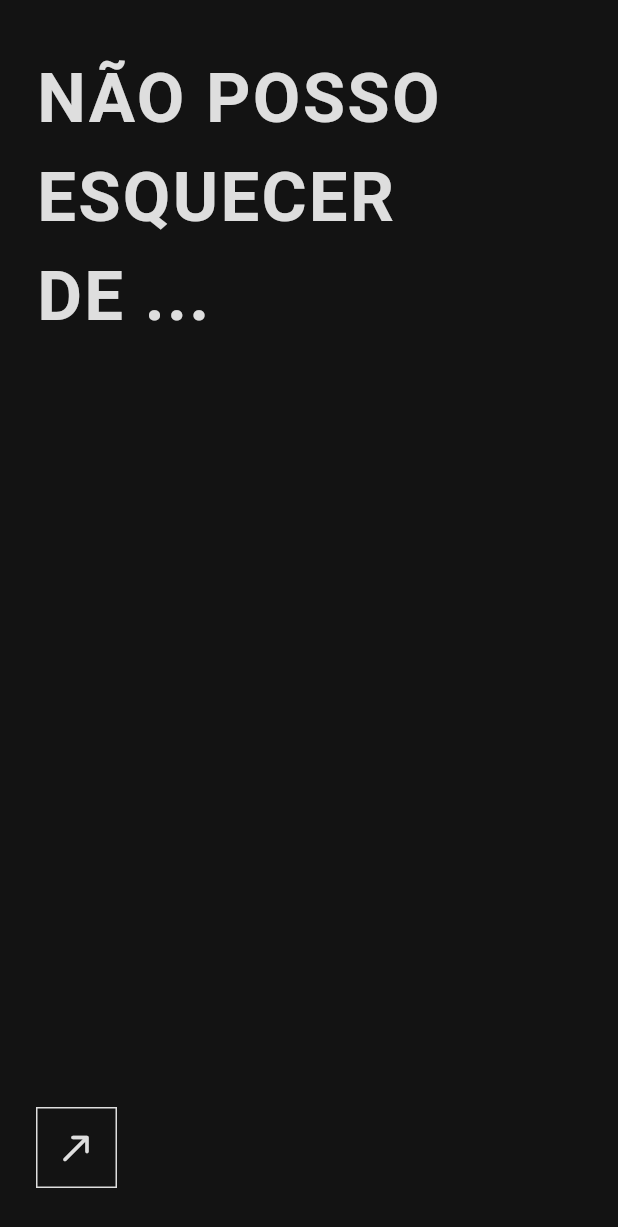
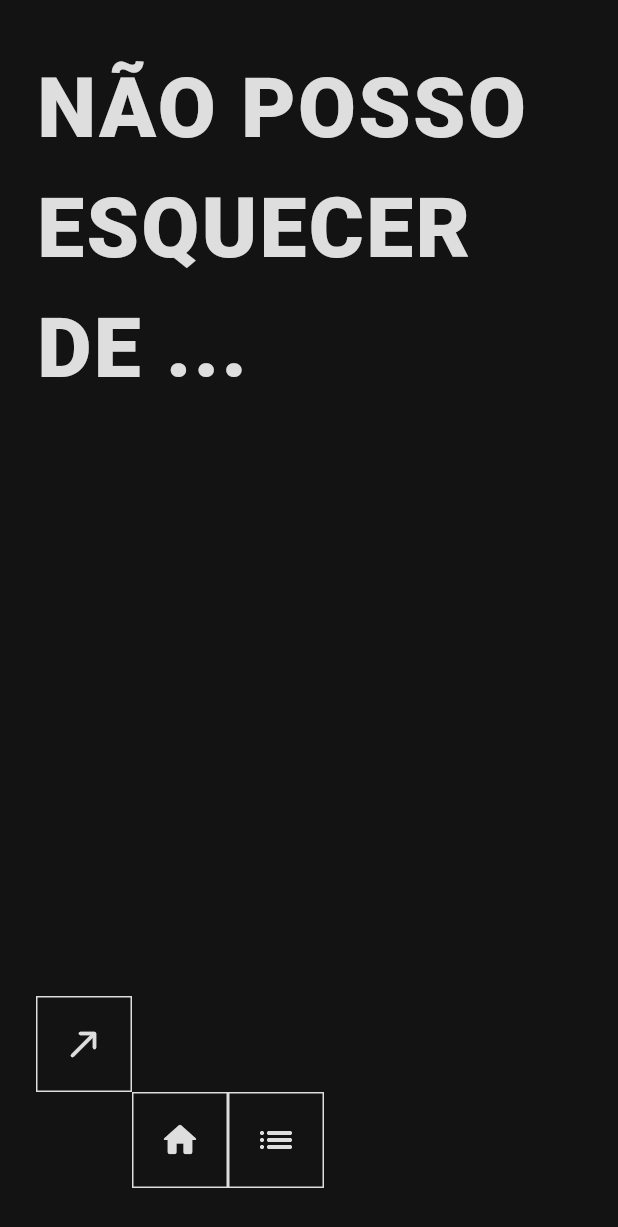
Before and after one commit to gabrielsoaresm94/dont-forget-app, a Flutter app: the screen it shows after launch, on a phone screen of 412 x 824 dp. Shown: the top 1227 px of the screen. Run offline on Flutter 3.47's test engine with Material 3 defaults, Android fonts, the phone set to English and light mode, and no system bars; our stand-ins replace google_fonts; Roboto replaces fonts that are missing (Questrial).

Commit message:
feat: add buttons to change pages

```diff
--- a/lib/main.dart
+++ b/lib/main.dart
@@ -33,12 +33,12 @@ class MyHomePage extends StatefulWidget {
 
 class _MyHomePageState extends State<MyHomePage> {
   final TextEditingController _controller = TextEditingController();
+  final double buttonSize = 64;
 
   void _sendText() {
     final text = _controller.text.trim();
     if (text.isEmpty) return;
 
-    // ação de envio
     debugPrint("Enviado: $text");
     _controller.clear();
   }
@@ -54,11 +54,10 @@ class _MyHomePageState extends State<MyHomePage> {
             children: [
               Text(
                 'NÃO POSSO\nESQUECER DE ...',
-                textAlign: TextAlign.left,
                 style: GoogleFonts.questrial(
                   color: const Color(0xFFDEDEDE),
-                  fontSize: 46,
-                  fontWeight: FontWeight.w700,
+                  fontSize: 56,
+                  fontWeight: FontWeight.w900,
                   letterSpacing: 1.5,
                 ),
               ),
@@ -68,7 +67,6 @@ class _MyHomePageState extends State<MyHomePage> {
                   child: TextField(
                     controller: _controller,
                     maxLines: null,
-                    keyboardType: TextInputType.multiline,
                     textAlign: TextAlign.left,
                     cursorColor: const Color(0xFFDEDEDE),
                     cursorWidth: 4,
@@ -92,10 +90,11 @@ class _MyHomePageState extends State<MyHomePage> {
               Align(
                 alignment: Alignment.centerLeft,
                 child: InkWell(
-                  onTap: _sendText,
+                  onTap: () => debugPrint("Enviar task"),
                   borderRadius: BorderRadius.zero,
                   child: Container(
-                    padding: const EdgeInsets.all(12),
+                    width: buttonSize,
+                    height: buttonSize,
                     decoration: BoxDecoration(
                       border: Border.all(
                         color: const Color(0xFFDEDEDE),
@@ -103,12 +102,53 @@ class _MyHomePageState extends State<MyHomePage> {
                       ),
                     ),
                     child: const Icon(
-                      Icons.north_east_rounded, // mais "utilitário"
+                      Icons.north_east_rounded,
                       size: 28,
                       color: Color(0xFFDEDEDE),
                     ),
                   ),
                 ),
+              ),
+              Row(
+                children: [
+                  SizedBox(width: buttonSize),
+                  InkWell(
+                    onTap: () => debugPrint("Ir para Home"),
+                    child: Container(
+                      width: buttonSize,
+                      height: buttonSize,
+                      decoration: BoxDecoration(
+                        border: Border.all(
+                          color: const Color(0xFFDEDEDE),
+                          width: 1,
+                        ),
+                      ),
+                      child: const Icon(
+                        Icons.home_rounded,
+                        size: 28,
+                        color: Color(0xFFDEDEDE),
+                      ),
+                    ),
+                  ),
+                  InkWell(
+                    onTap: () => debugPrint("Ir para lista de tasks"),
+                    child: Container(
+                      width: buttonSize,
+                      height: buttonSize,
+                      decoration: BoxDecoration(
+                        border: Border.all(
+                          color: const Color(0xFFDEDEDE),
+                          width: 1,
+                        ),
+                      ),
+                      child: const Icon(
+                        Icons.list_rounded,
+                        size: 28,
+                        color: Color(0xFFDEDEDE),
+                      ),
+                    ),
+                  ),
+                ],
               ),
             ],
           ),
```
Also changed, not shown: lib/tasks_page.dart (added, +62 -0 lines).
